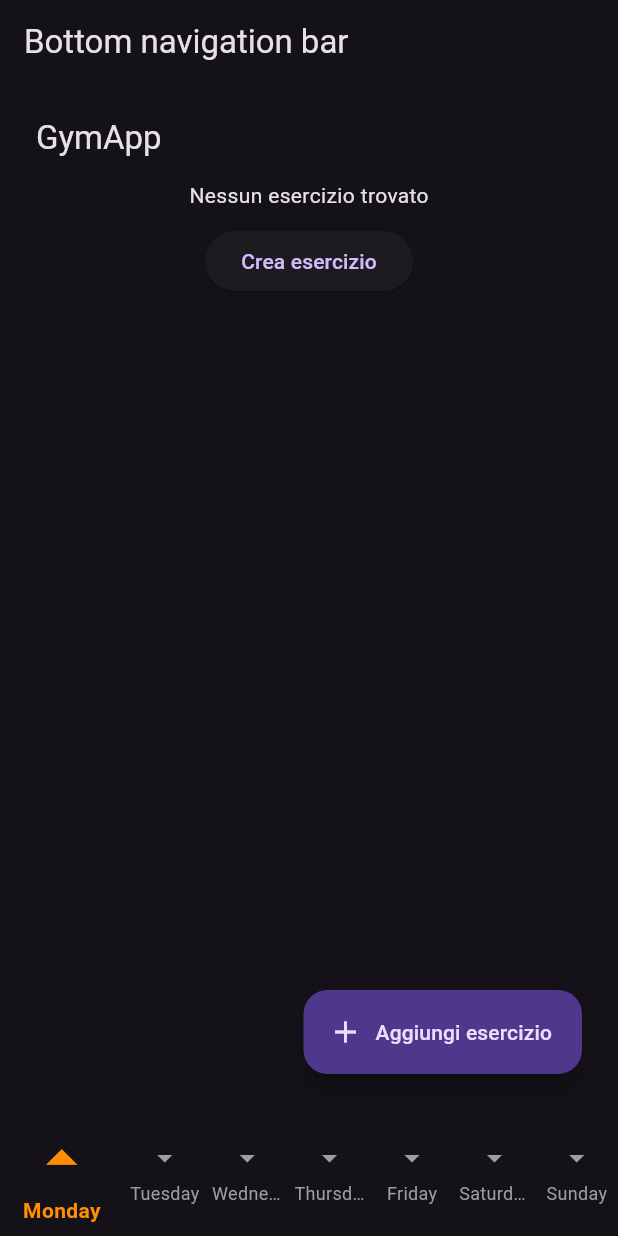
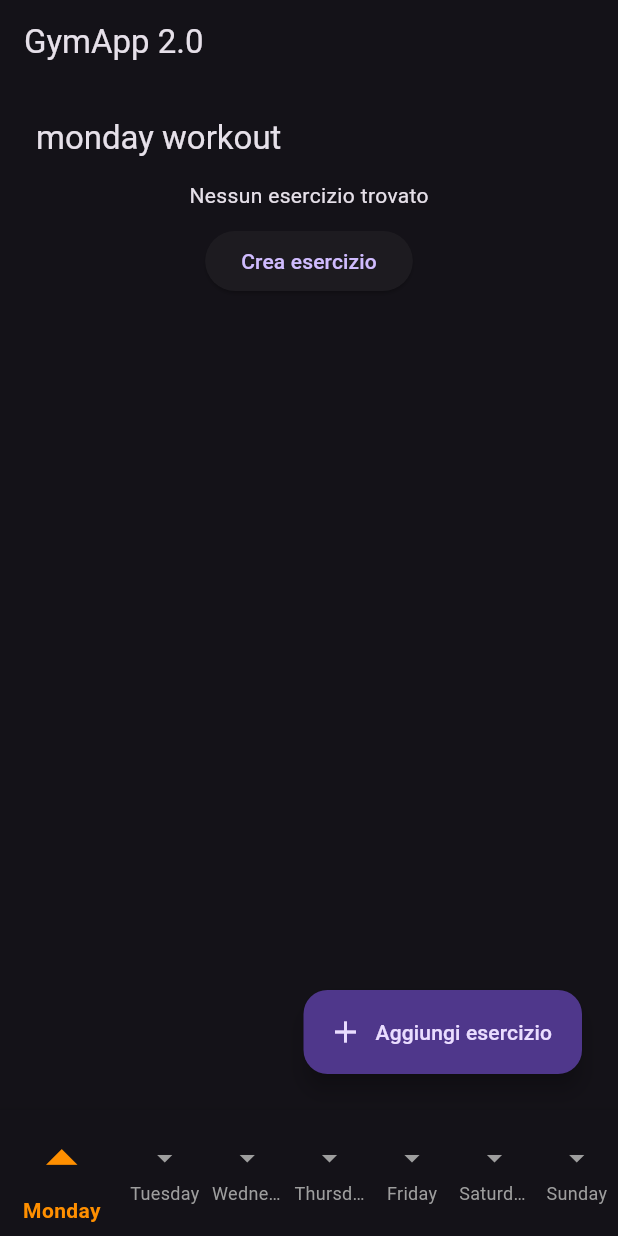
Before and after one commit to PietroMerlo/GymApp, a Flutter app: the screen it shows after launch, on a phone screen of 412 x 824 dp. Run offline on Flutter 3.47's test engine with Material 3 defaults, Android fonts, the phone set to English and light mode, and no system bars; our stand-ins replace flutter_form_builder, flutter_riverpod, form_builder_validators.

Commit message:
texts fix

```diff
--- a/lib/models/workout.dart
+++ b/lib/models/workout.dart
@@ -9,7 +9,7 @@ import 'package:uuid/uuid.dart';
 const _uuid = Uuid();
 
 class Workout extends Notifier<List<Exercise>> {
-  final int day;
+  final String day;
   Workout({required this.day});
 
   @override
@@ -20,7 +20,7 @@ class Workout extends Notifier<List<Exercise>> {
   Future<void> initialize() async {
     final path = await _localPath;
 
-    final file = File('$path/workout.json');
+    final file = File('$path/workout$day.json');
 
     if (await file.exists()) {
       state = (jsonDecode(await file.readAsString()) as List<dynamic>)
@@ -67,7 +67,7 @@ class Workout extends Notifier<List<Exercise>> {
   Future<void> _writeData() async {
     final path = await _localPath;
 
-    final file = File('$path/workout.json');
+    final file = File('$path/workout$day.json');
 
     await file.writeAsString(
       jsonEncode(state.map((exercise) => exercise.toMap()).toList()),
--- a/lib/pages/workout_page.dart
+++ b/lib/pages/workout_page.dart
@@ -3,7 +3,6 @@ import 'package:flutter_riverpod/flutter_riverpod.dart';
 import 'package:gymapp/constant/spaces.dart';
 import 'package:gymapp/models/excercise.dart';
 import 'package:gymapp/models/workout.dart';
-
 import 'package:gymapp/widgets/create_exercise.dart';
 
 class WorkoutPage extends ConsumerWidget {
@@ -21,9 +20,11 @@ class WorkoutPage extends ConsumerWidget {
 
   @override
   Widget build(BuildContext context, WidgetRef ref) {
+    final String day = ref.watch(selectedWorkoutProvider.notifier).day;
+
     return Scaffold(
       appBar: AppBar(
-        title: const Text('GymApp'),
+        title: Text("$day workout"),
       ),
       floatingActionButton: FloatingActionButton.extended(
         onPressed: () => onCreateExercisePressed(context),
--- a/lib/provider/providers.dart
+++ b/lib/provider/providers.dart
@@ -2,11 +2,26 @@ import 'package:flutter_riverpod/flutter_riverpod.dart';
 import 'package:gymapp/models/excercise.dart';
 import 'package:gymapp/models/workout.dart';
 
-final specificWorkoutProvider =
-    NotifierProvider<Workout, List<Exercise>>(() => Workout(day: 0));
+final mondayWorkoutProvider =
+    NotifierProvider<Workout, List<Exercise>>(() => Workout(day: "monday"));
 
 final tuesdayWorkoutProvider =
-    NotifierProvider<Workout, List<Exercise>>(() => Workout(day: 1));
+    NotifierProvider<Workout, List<Exercise>>(() => Workout(day: "tuesday"));
 
 final wednesdayWorkoutProvider =
-    NotifierProvider<Workout, List<Exercise>>(() => Workout(day: 2));
+    NotifierProvider<Workout, List<Exercise>>(() => Workout(day: "wednesday"));
+
+final thursdayWorkoutProvider =
+    NotifierProvider<Workout, List<Exercise>>(() => Workout(day: "thursday"));
+
+final fridayWorkoutProvider =
+    NotifierProvider<Workout, List<Exercise>>(() => Workout(day: "friday"));
+
+final saturdayWorkoutProvider =
+    NotifierProvider<Workout, List<Exercise>>(() => Workout(day: "saturday"));
+
+final sundayWorkoutProvider =
+    NotifierProvider<Workout, List<Exercise>>(() => Workout(day: "sunday"));
+
+final defaultWorkoutProvider =
+    NotifierProvider<Workout, List<Exercise>>(() => Workout(day: "default"));
--- a/lib/widgets/BottomBarHomePage.dart
+++ b/lib/widgets/BottomBarHomePage.dart
@@ -15,21 +15,21 @@ class _BottomBarHomePageState extends State<BottomBarHomePage> {
   Widget buildPage() {
     switch (pageIndex) {
       case 0:
-        return WorkoutPage(specificWorkoutProvider);
+        return WorkoutPage(mondayWorkoutProvider);
       case 1:
         return WorkoutPage(tuesdayWorkoutProvider);
       case 2:
         return WorkoutPage(wednesdayWorkoutProvider);
       case 3:
-        return Container(color: Colors.red);
+        return WorkoutPage(thursdayWorkoutProvider);
       case 4:
-        return Container(color: Colors.green);
+        return WorkoutPage(fridayWorkoutProvider);
       case 5:
-        return Container(color: Colors.green);
+        return WorkoutPage(saturdayWorkoutProvider);
       case 6:
-        return Container(color: Colors.green);
+        return WorkoutPage(sundayWorkoutProvider);
       default:
-        return Container(color: Colors.grey);
+        return WorkoutPage(defaultWorkoutProvider);
     }
   }
 
@@ -38,7 +38,7 @@ class _BottomBarHomePageState extends State<BottomBarHomePage> {
     return Scaffold(
       appBar: AppBar(
           title: const Text(
-        "Bottom navigation bar",
+        "GymApp 2.0",
       )),
       bottomNavigationBar: BottomNavigationBar(
           selectedItemColor: Colors.amber[800],
--- a/lib/widgets/startup.dart
+++ b/lib/widgets/startup.dart
@@ -20,7 +20,7 @@ class Startup extends StatelessWidget {
   @override
   Widget build(BuildContext context) {
     return Consumer(builder: (context, ref, child) {
-      initialize(context, ref.read(specificWorkoutProvider.notifier));
+      initialize(context, ref.read(mondayWorkoutProvider.notifier));
 
       return Container(
         color: Colors.white,
```
